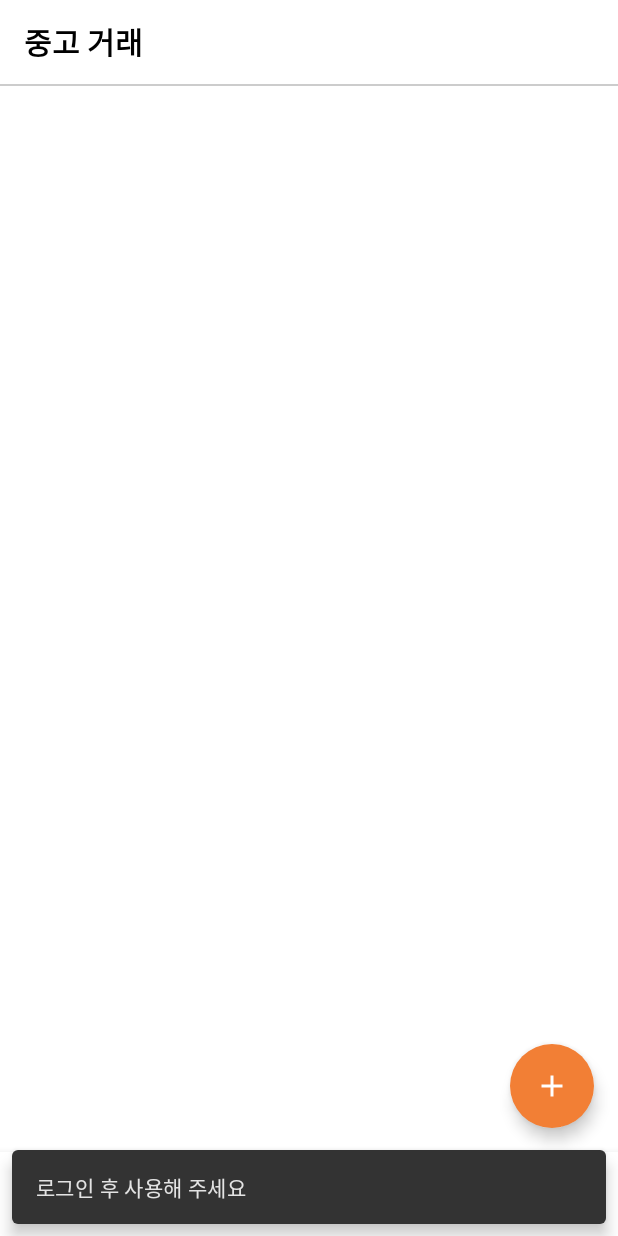
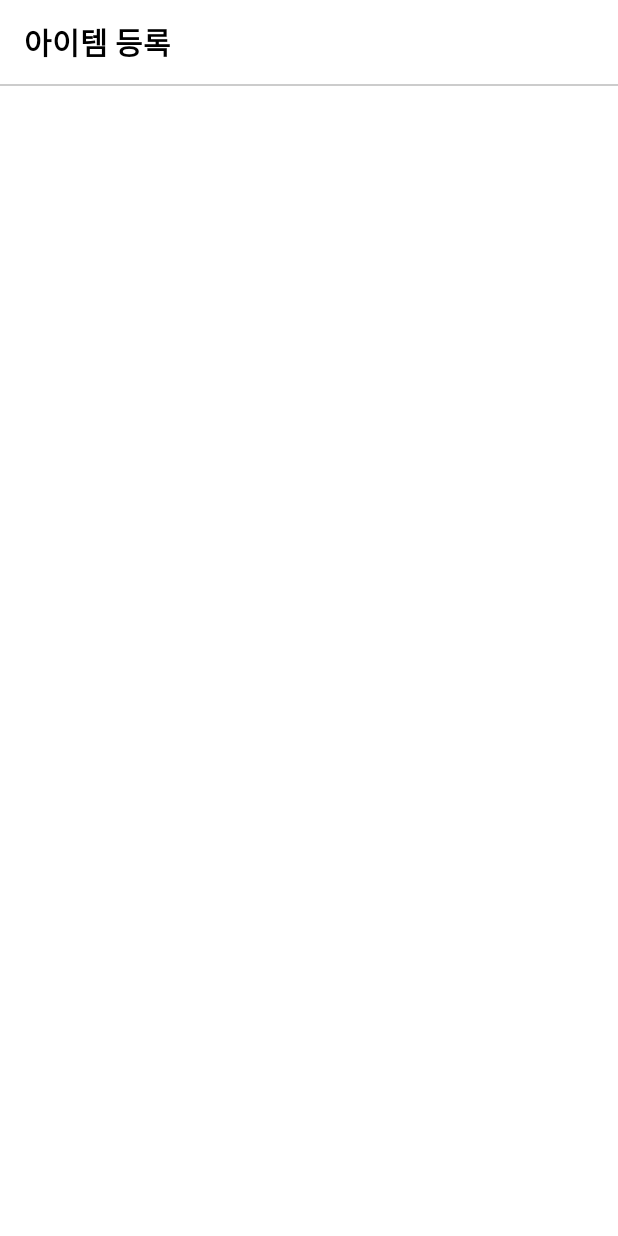
Before and after one commit to yoochangwon789/UsedTradeProject, an Android app: the screen it shows after launch (MainActivity before the commit, AddArticleActivity after it), after a tap on an icon or button, on a phone screen of 412 x 824 dp. Run offline under Robolectric (Android 15) with nearby library versions, the phone set to English and light mode, and no system bars; our stand-ins replace Firebase (no records; nobody signed in at launch, a user with empty details on screens opened directly).

Commit message:
Feat : activity_add_article 레이아웃의 상단 툴바 추가

```diff
--- a/app/src/main/java/com/yoochangwonspro/usedtradeproject/home/AddArticleActivity.kt
+++ b/app/src/main/java/com/yoochangwonspro/usedtradeproject/home/AddArticleActivity.kt
@@ -2,9 +2,11 @@ package com.yoochangwonspro.usedtradeproject.home
 
 import android.os.Bundle
 import androidx.appcompat.app.AppCompatActivity
+import com.yoochangwonspro.usedtradeproject.R
 
 class AddArticleActivity : AppCompatActivity() {
     override fun onCreate(savedInstanceState: Bundle?) {
         super.onCreate(savedInstanceState)
+        setContentView(R.layout.activity_add_article)
     }
 }
--- a/app/src/main/java/com/yoochangwonspro/usedtradeproject/home/HomeFragment.kt
+++ b/app/src/main/java/com/yoochangwonspro/usedtradeproject/home/HomeFragment.kt
@@ -61,12 +61,13 @@ class HomeFragment : Fragment(R.layout.fragment_home) {
 
         fragmentHomeBinding.addFloatingButton.setOnClickListener {
             context?.let {
-                if (auth.currentUser != null) {
+                // TODO : 로그인 기능 구현 후에 주석 제거 할 예정
+//                if (auth.currentUser != null) {
                     val intent = Intent(it, AddArticleActivity::class.java)
                     startActivity(intent)
-                } else {
-                    Snackbar.make(view, "로그인 후 사용해 주세요", Snackbar.LENGTH_LONG).show()
-                }
+//                } else {
+//                    Snackbar.make(view, "로그인 후 사용해 주세요", Snackbar.LENGTH_LONG).show()
+//                }
             }
         }
 
--- a/app/src/main/res/layout/activity_add_article.xml
+++ b/app/src/main/res/layout/activity_add_article.xml
@@ -1,6 +1,37 @@
 <?xml version="1.0" encoding="utf-8"?>
 <androidx.constraintlayout.widget.ConstraintLayout xmlns:android="http://schemas.android.com/apk/res/android"
     android:layout_width="match_parent"
-    android:layout_height="match_parent">
+    android:layout_height="match_parent"
+    xmlns:app="http://schemas.android.com/apk/res-auto"
+    xmlns:tools="http://schemas.android.com/tools">
+
+    <LinearLayout
+        android:id="@+id/toolbarLayout"
+        android:layout_width="0dp"
+        android:layout_height="?attr/actionBarSize"
+        android:gravity="center_vertical"
+        app:layout_constraintEnd_toEndOf="parent"
+        app:layout_constraintStart_toStartOf="parent"
+        app:layout_constraintTop_toTopOf="parent">
+
+        <TextView
+            android:layout_width="wrap_content"
+            android:layout_height="wrap_content"
+            android:layout_marginStart="16dp"
+            android:text="아이템 등록"
+            android:textColor="@color/black"
+            android:textSize="20sp"
+            android:textStyle="bold"
+            tools:ignore="HardcodedText" />
+
+    </LinearLayout>
+
+    <View
+        android:layout_width="0dp"
+        android:layout_height="1dp"
+        android:background="@color/gray_cc"
+        app:layout_constraintEnd_toEndOf="parent"
+        app:layout_constraintStart_toStartOf="parent"
+        app:layout_constraintTop_toBottomOf="@id/toolbarLayout" />
 
 </androidx.constraintlayout.widget.ConstraintLayout>
```
